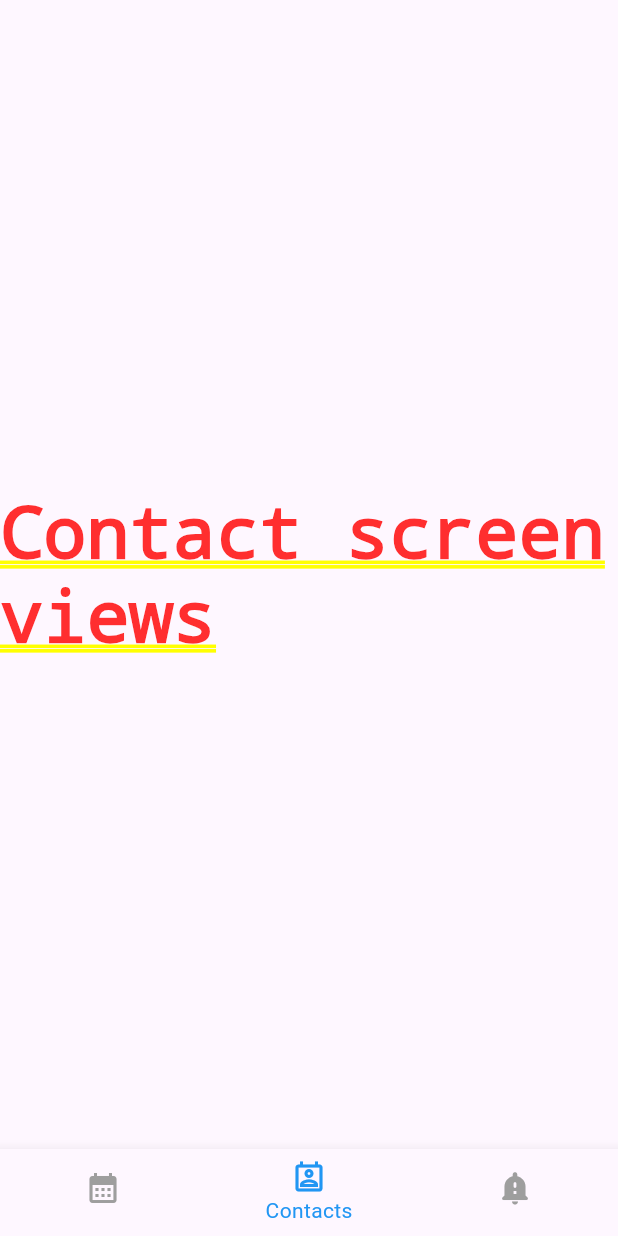
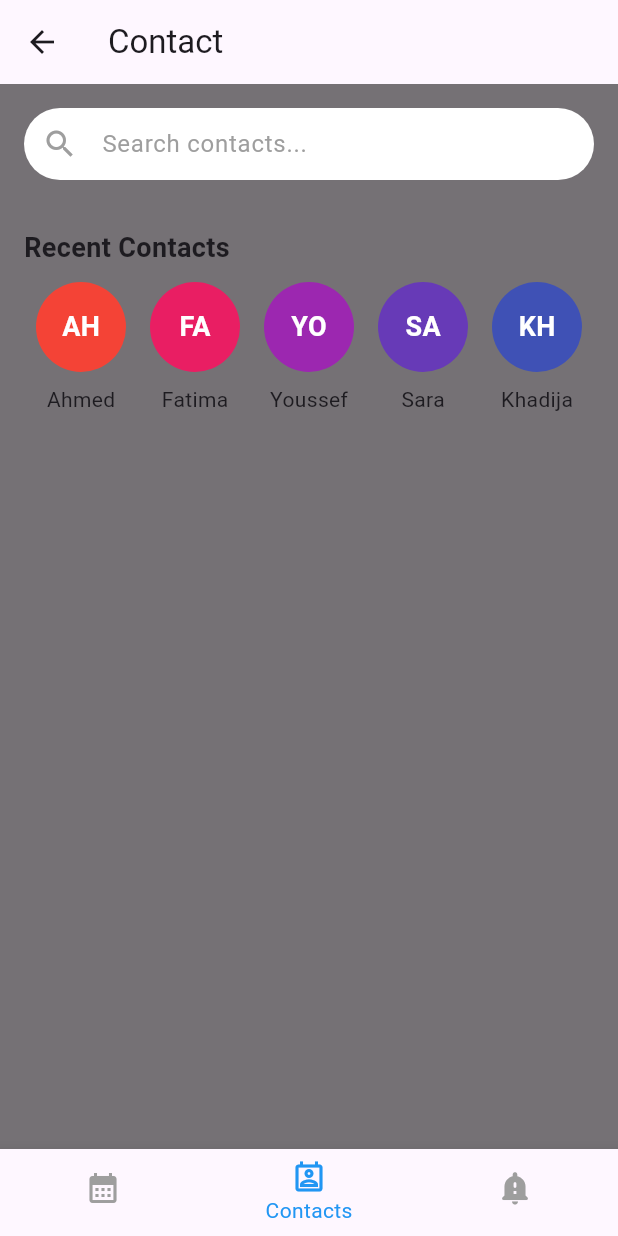
Before and after one commit to alielguermai/appointement-phone-app, a Flutter app: the screen it shows after launch, item 2 of the bottom bar chosen, on a phone screen of 412 x 824 dp. Run offline on Flutter 3.47's test engine with Material 3 defaults, Android fonts, the light colour scheme and no system bars; our stand-ins replace contacts_service, permission_handler, table_calendar.

Commit message:
Implement contacts view with associated widgets

```diff
--- /dev/null
+++ b/lib/core/widgets/search_button.dart
@@ -0,0 +1,33 @@
+import 'package:flutter/material.dart';
+
+class SearchButton extends StatefulWidget {
+  const SearchButton({super.key});
+
+  @override
+  State<SearchButton> createState() => _SearchButtonState();
+}
+
+class _SearchButtonState extends State<SearchButton> {
+  @override
+  Widget build(BuildContext context) {
+    return Center(
+      child: Padding(
+        padding: EdgeInsets.all(16),
+        child: TextField(
+          decoration: InputDecoration(
+            hintText: "Search contacts...",
+            hintStyle: TextStyle(color: Colors.grey),
+            filled: true,
+            fillColor: Colors.white,
+            contentPadding: EdgeInsets.symmetric(vertical: 12, horizontal: 20),
+            border: OutlineInputBorder(
+              borderRadius: BorderRadius.circular(30),
+              borderSide: BorderSide.none,
+            ),
+            prefixIcon: Icon(Icons.search, color: Colors.grey,),
+          ),
+        ),
+      ),
+    );
+  }
+}
--- a/lib/features/contacts/views/contact_view.dart
+++ b/lib/features/contacts/views/contact_view.dart
@@ -1,3 +1,5 @@
+import 'package:appointement_phone_app/core/widgets/search_button.dart';
+import 'package:appointement_phone_app/features/contacts/widgets/recent_contacts.dart';
 import 'package:flutter/material.dart';
 
 class ContactView extends StatefulWidget {
@@ -10,9 +12,17 @@ class ContactView extends StatefulWidget {
 class _ContactViewState extends State<ContactView> {
   @override
   Widget build(BuildContext context) {
-    return MaterialApp(
-      home: Center(
-        child: Text('Contact screen views'),
+    return Scaffold(
+      appBar: AppBar(title: Text('Contact'),),
+      backgroundColor: Colors.black54,
+      body: Container(
+        child: Column(
+          mainAxisAlignment: MainAxisAlignment.start,
+          children: [
+            SearchButton(),
+            RecentContacts(),
+          ],
+        ),
       ),
     );
   }
--- /dev/null
+++ b/lib/features/contacts/widgets/all_contacts.dart
@@ -0,0 +1,70 @@
+import 'package:contacts_service/contacts_service.dart';
+import 'package:flutter/material.dart';
+import 'package:permission_handler/permission_handler.dart';
+
+class AllContacts extends StatefulWidget {
+  const AllContacts({super.key});
+
+  @override
+  State<AllContacts> createState() => _AllContactsState();
+}
+
+class _AllContactsState extends State<AllContacts> {
+  List<Contact> contacts = [];
+
+  @override
+  void initState() {
+    super.initState();
+    getAllContacts();
+  }
+
+  Future<void> getAllContacts() async {
+    // Request permission to access contacts
+    PermissionStatus permissionStatus = await Permission.contacts.request();
+
+    if (permissionStatus.isGranted) {
+      try {
+        List<Contact> _contacts =
+        await ContactsService.getContacts(withThumbnails: false);
+
+        // Print all contacts in the console
+        for (var contact in _contacts) {
+          print('Name: ${contact.displayName}');
+          print('Phone: ${contact.phones?.map((e) => e.value).join(', ')}');
+          print('Email: ${contact.emails?.map((e) => e.value).join(', ')}');
+          print('---');
+        }
+
+        // Update state to store the contacts
+        setState(() {
+          contacts = _contacts;
+        });
+      } catch (e) {
+        print('Error fetching contacts: $e');
+      }
+    } else {
+      print('Permission to access contacts was denied.');
+    }
+  }
+
+  @override
+  Widget build(BuildContext context) {
+    return Scaffold(
+      appBar: AppBar(title: const Text('All Contacts')),
+      body: contacts.isEmpty
+          ? const Center(child: Text('No contacts found or permission denied.'))
+          : ListView.builder(
+        itemCount: contacts.length,
+        itemBuilder: (context, index) {
+          final contact = contacts[index];
+          return ListTile(
+            title: Text(contact.displayName ?? 'No Name'),
+            subtitle: Text(
+              contact.phones?.map((e) => e.value).join(', ') ?? 'No Phone',
+            ),
+          );
+        },
+      ),
+    );
+  }
+}
--- /dev/null
+++ b/lib/features/contacts/widgets/recent_contacts.dart
@@ -0,0 +1,78 @@
+import 'package:flutter/material.dart';
+
+class RecentContacts extends StatefulWidget {
+  const RecentContacts({super.key});
+
+  @override
+  State<RecentContacts> createState() => _RecentContactsState();
+}
+
+class _RecentContactsState extends State<RecentContacts> {
+  final List<Map<String, String>> contacts = [
+    {"name": "Ahmed", "initials": "AH"},
+    {"name": "Fatima", "initials": "FA"},
+    {"name": "Youssef", "initials": "YO"},
+    {"name": "Sara", "initials": "SA"},
+    {"name": "Khadija", "initials": "KH"},
+    {"name": "Mohammed", "initials": "MO"},
+    {"name": "Rachid", "initials": "RA"},
+    {"name": "Amina", "initials": "AM"},
+    {"name": "Omar", "initials": "OM"},
+    {"name": "Zineb", "initials": "ZI"},
+  ];
+
+
+  @override
+  Widget build(BuildContext context) {
+    return Padding(
+      padding: const EdgeInsets.all(16.0),
+      child: Column(
+        crossAxisAlignment: CrossAxisAlignment.start,
+        children: [
+          const Text(
+            'Recent Contacts',
+            style: TextStyle(fontSize: 18, fontWeight: FontWeight.bold),
+          ),
+          const SizedBox(height: 10),
+          SingleChildScrollView(
+            scrollDirection: Axis.horizontal,
+            child: Row(
+              children: contacts.map((contact) {
+                return Column(
+                  children: [
+                    Container(
+                      margin: const EdgeInsets.symmetric(horizontal: 8.0),
+                      width: 60,
+                      height: 60,
+                      decoration: BoxDecoration(
+                        shape: BoxShape.circle,
+                        color: Colors
+                            .primaries[contacts.indexOf(contact) %
+                            Colors.primaries.length], // Random color
+                      ),
+                      child: Center(
+                        child: Text(
+                          contact["initials"]!,
+                          style: const TextStyle(
+                            color: Colors.white,
+                            fontSize: 18,
+                            fontWeight: FontWeight.bold,
+                          ),
+                        ),
+                      ),
+                    ),
+                    const SizedBox(height: 8),
+                    Text(
+                      contact["name"]!,
+                      style: const TextStyle(fontSize: 14),
+                    ),
+                  ],
+                );
+              }).toList(),
+            ),
+          ),
+        ],
+      ),
+    );
+  }
+}
--- a/pubspec.yaml
+++ b/pubspec.yaml
@@ -17,6 +17,8 @@ dependencies:
   cupertino_icons: ^1.0.8
   table_calendar: ^3.0.9
 
+  permission_handler: ^11.3.1
+
 dev_dependencies:
   flutter_test:
     sdk: flutter
```
Also changed, not shown: pubspec.lock, 3 other files.
